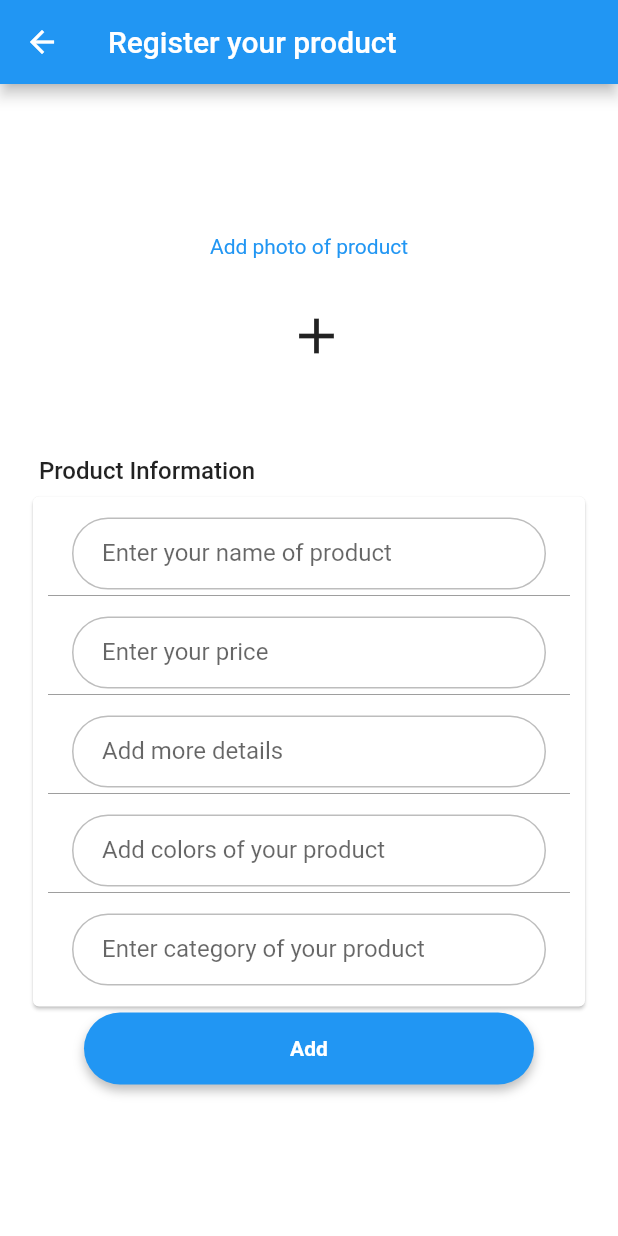
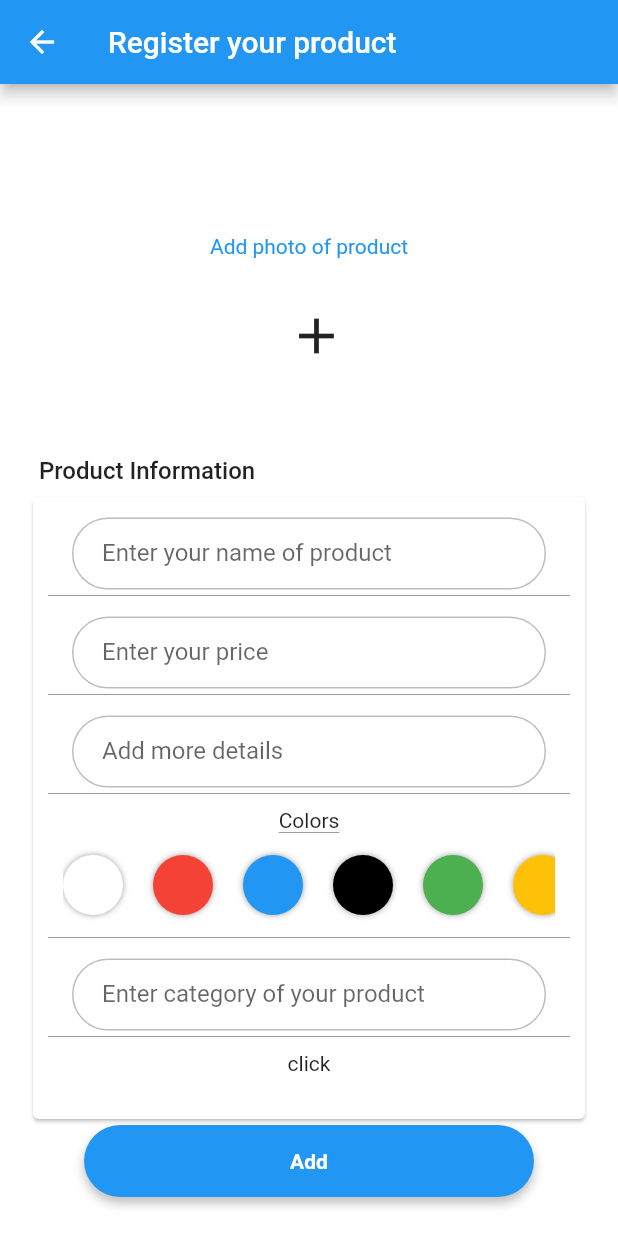
Before and after one commit to qasim12343/Online_shop, a Flutter app: the AddProducts screen opened directly, on a phone screen of 412 x 824 dp. Run offline on Flutter 3.47's test engine with Material 2 defaults, Android fonts, the phone set to English and light mode, and no system bars; our stand-ins replace flutter_rating_bar, flutter_spinkit, flutter_svg, font_awesome_flutter, hexcolor.

Commit message:
List colors added in AddProduct page

```diff
--- a/lib/main.dart
+++ b/lib/main.dart
@@ -2,7 +2,7 @@ import 'package:flutter/material.dart';
 import 'package:shop/pages/Category/category_screen.dart';
 import 'package:shop/pages/Category/item_page.dart';
 import 'package:shop/pages/Category/list_screen.dart';
-import 'package:shop/pages/MyProducts.dart';
+import 'package:shop/pages/myProducts/my_products.dart';
 import 'package:shop/pages/home/home_screen.dart';
 import 'package:shop/pages/loading.dart';
 import 'package:shop/pages/profile.dart';
@@ -26,7 +26,7 @@ class MyApp extends StatelessWidget {
         visualDensity: VisualDensity.adaptivePlatformDensity,
         primarySwatch: Colors.blue,
       ),
-      // home: HomeScreen(),
+      // home: AddProducts(),
       initialRoute: '/',
       debugShowCheckedModeBanner: false,
 
--- a/lib/pages/Category/item_page.dart
+++ b/lib/pages/Category/item_page.dart
@@ -4,7 +4,6 @@ import 'package:flutter_rating_bar/flutter_rating_bar.dart';
 import 'package:flutter_svg/flutter_svg.dart';
 import 'package:shop/data/data.dart';
 import 'package:shop/data/item.dart';
-import 'package:shop/widgets/theme.dart';
 
 class ItemPage extends StatefulWidget {
   Item item;
--- a/lib/pages/Category/widgets/filter_modal_bottom_sheet.dart
+++ b/lib/pages/Category/widgets/filter_modal_bottom_sheet.dart
@@ -1,7 +1,6 @@
 import 'package:flutter/cupertino.dart';
 import 'package:flutter/material.dart';
 import 'package:flutter/services.dart';
-import 'package:shop/widgets/theme.dart';
 
 import 'filter_list.dart';
 
--- a/lib/pages/cart_page.dart
+++ /dev/null
@@ -1,15 +0,0 @@
-import 'package:flutter/cupertino.dart';
-
-class CartPage extends StatefulWidget {
-  const CartPage({Key? key}) : super(key: key);
-
-  @override
-  _CartPageState createState() => _CartPageState();
-}
-
-class _CartPageState extends State<CartPage> {
-  @override
-  Widget build(BuildContext context) {
-    return Container();
-  }
-}
--- a/lib/pages/loginPage/login_page.dart
+++ b/lib/pages/loginPage/login_page.dart
@@ -122,8 +122,8 @@ class _MyStatefulWidgetState extends State<MyStatefulWidget> {
                   setState(() {
                     // Utilities().send("Lists");
                     // Utilities().send("Users");
-                    print(Utilities().stringToObjLists(Data.listsJsonString).itemsSportClothing[0].sellerName);
-                    print(Data.listsJsonString.substring(Data.listsJsonString.length-10,Data.listsJsonString.length));
+                    // print(Utilities().stringToObjLists(Data.listsJsonString).itemsSportClothing[0].sellerName);
+                    // print(Data.listsJsonString.substring(Data.listsJsonString.length-10,Data.listsJsonString.length));
                   });
                   //forgot password screen
                 },
--- a/lib/pages/MyProducts.dart
+++ b/lib/pages/myProducts/my_products.dart
@@ -2,9 +2,13 @@ import 'package:flutter/cupertino.dart';
 import 'package:flutter/material.dart';
 import 'package:shop/data/data.dart';
 import 'package:shop/data/item.dart';
+import 'package:shop/data/utilities.dart';
 import 'package:shop/pages/Category/list_screen.dart';
+import 'package:shop/pages/Category/widgets/filter_list.dart';
+import 'package:shop/widgets/my_colors.dart';
 
-import '../widgets/theme.dart';
+import '../../widgets/theme.dart';
+import '../Category/widgets/filter_modal_bottom_sheet.dart';
 
 class MyProducts extends StatefulWidget {
   const MyProducts({Key? key}) : super(key: key);
@@ -39,7 +43,7 @@ class AddProducts extends StatefulWidget {
 
 class _AddProductsState extends State<AddProducts> {
   TextEditingController name = TextEditingController();
-  TextEditingController detials = TextEditingController();
+  TextEditingController details = TextEditingController();
   TextEditingController price = TextEditingController();
   TextEditingController colors = TextEditingController();
   TextEditingController category = TextEditingController();
@@ -147,11 +151,26 @@ class _AddProductsState extends State<AddProducts> {
                                       SizedBox(height: 10,),
                                       listTile(price, '', 'Enter your price', 'Empty'),
                                       SizedBox(height: 10,),
-                                      listTile(detials, '', 'Add more details', ''),
+                                      listTile(details, '', 'Add more details', ''),
                                       SizedBox(height: 10,),
-                                      listTile(colors, '', 'Add colors of your product', 'No color added'),
+                                      Text('Colors'),
+                                      MyColorList(colors: [Colors.white, Colors.red,Colors.blue,Colors.black,
+                                        Colors.green, Colors.amber, Colors.orange,Colors.deepPurple]),
                                       SizedBox(height: 10,),
                                       listTile(category, '', 'Enter category of your product', 'No category added'),
+                                      SizedBox(height: 10,),
+                                      Container(
+                                        height: 35,
+                                        child: InkWell(
+                                          child:Text('click'),
+                                          onTap: (){
+                                            setState(() {
+                                              Utilities().send("Users");
+                                              Utilities().send("Lists");
+                                            });
+                                          },
+                                        ),
+                                      )
                                     ],
                                   ),
                                 ],
--- /dev/null
+++ b/lib/widgets/acolor.dart
@@ -0,0 +1,41 @@
+import 'package:flutter/cupertino.dart';
+import 'package:flutter/material.dart';
+import 'package:flutter_svg/svg.dart';
+
+class AColor extends StatefulWidget {
+  bool isSelected ;
+  Color color;
+  AColor({Key? key,this.isSelected = false , required this.color}) : super(key: key);
+
+  @override
+  State<AColor> createState() => _AColorState();
+}
+
+class _AColorState extends State<AColor> {
+  @override
+  Widget build(BuildContext context) {
+    return Row(
+      children: [
+        InkWell(
+          onTap: (){
+            setState(() {
+              widget.isSelected = !widget.isSelected;
+            });
+          },
+          child: Container(
+            decoration: BoxDecoration(
+              boxShadow: [BoxShadow(color: Colors.grey,blurRadius: 3)],
+              shape: BoxShape.circle,
+              color: widget.color,
+            ),
+            height: 40,
+            width: 40,
+            child:
+            Center(child: widget.isSelected ? SvgPicture.asset('assets/icons/tick.svg'):null),
+          ),
+        ),
+        SizedBox(width: 20,),
+      ],
+    );
+  }
+}
--- /dev/null
+++ b/lib/widgets/my_colors.dart
@@ -0,0 +1,35 @@
+import 'package:flutter/cupertino.dart';
+import 'package:flutter/material.dart';
+import 'acolor.dart';
+
+class MyColorList extends StatefulWidget {
+  List<Color> colors;
+  MyColorList({Key? key, required this.colors}) : super(key: key);
+
+  @override
+  State<MyColorList> createState() => _MyColorListState();
+}
+
+class _MyColorListState extends State<MyColorList> {
+
+  @override
+
+  Widget build(BuildContext context) {
+    return Padding(
+      padding: const EdgeInsets.all(10.0),
+      child: Container(
+        height: 50,
+        decoration: BoxDecoration(
+          // shape: BoxShape.rectangle,
+          borderRadius: BorderRadius.circular(200)
+        ),
+        child: ListView.builder(
+            scrollDirection: Axis.horizontal,
+            itemCount: widget.colors.length,
+            itemBuilder: (context, index){
+          return AColor(color: widget.colors[index]);
+        }),
+      )
+      );
+  }
+}
```
